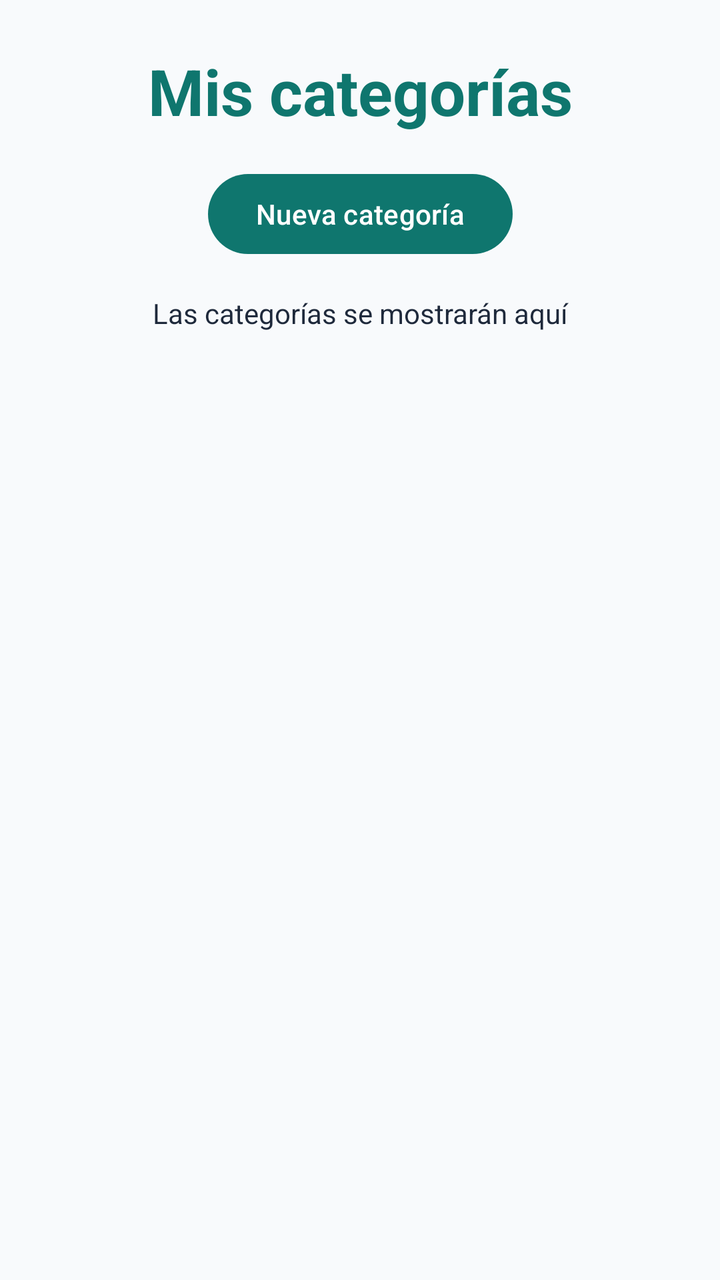
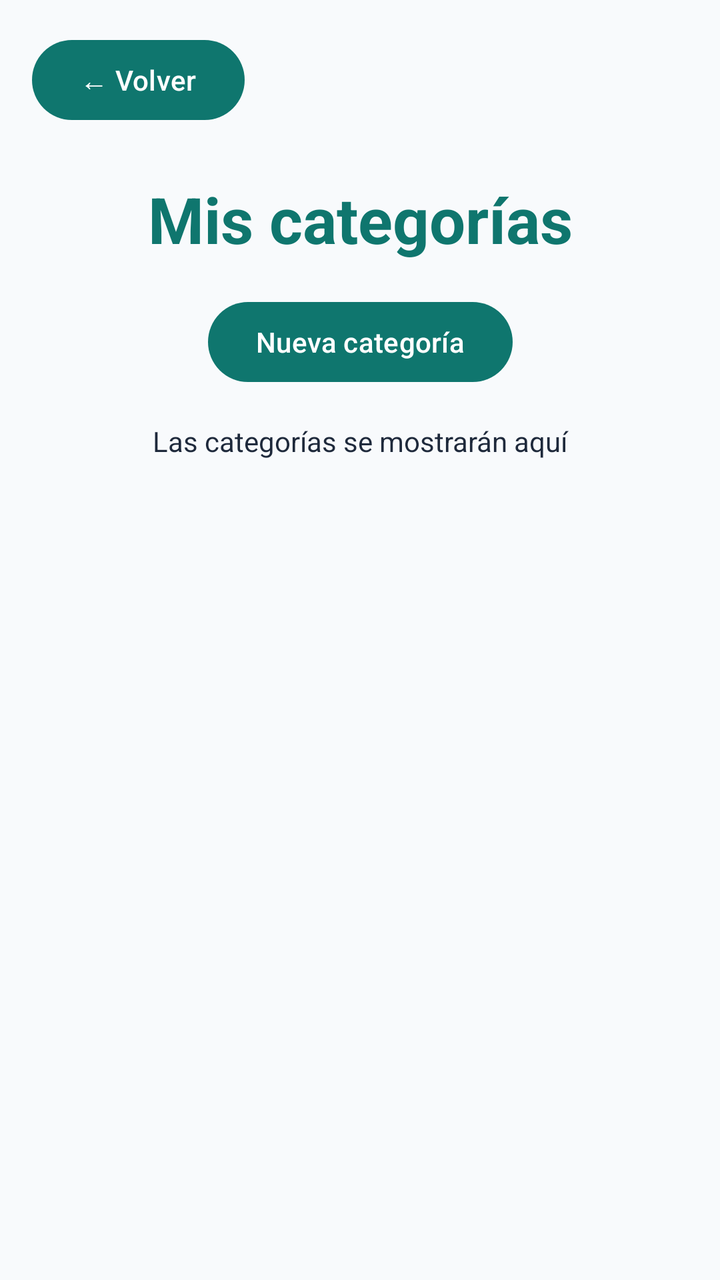

Two renders of the same Android screen: before a commit and after it. Below are the layout's source before the change and the commit's diff.
<!-- AndroidManifest.xml: application theme Theme.OrganizaMe -->
<!-- res/layout/actividad_categorias.xml -->
<?xml version="1.0" encoding="utf-8"?>
<androidx.constraintlayout.widget.ConstraintLayout
    xmlns:android="http://schemas.android.com/apk/res/android"
    xmlns:app="http://schemas.android.com/apk/res-auto"
    android:id="@+id/main"
    android:layout_width="match_parent"
    android:layout_height="match_parent"
    android:background="@color/background">

    <TextView
        android:id="@+id/tituloCategorias"
        android:layout_width="wrap_content"
        android:layout_height="wrap_content"
        android:layout_marginTop="24dp"
        android:text="Mis categorías"
        android:textAppearance="@style/TextAppearance.Material3.HeadlineLarge"
        android:textColor="@color/primary"
        android:textStyle="bold"
        app:layout_constraintTop_toTopOf="parent"
        app:layout_constraintStart_toStartOf="parent"
        app:layout_constraintEnd_toEndOf="parent" />

    <Button
        android:id="@+id/btnNuevaCategoria"
        android:layout_width="wrap_content"
        android:layout_height="wrap_content"
        android:layout_marginTop="16dp"
        android:text="Nueva categoría"
        app:layout_constraintTop_toBottomOf="@id/tituloCategorias"
        app:layout_constraintStart_toStartOf="parent"
        app:layout_constraintEnd_toEndOf="parent" />

    <TextView
        android:id="@+id/textoEstadoCategorias"
        android:layout_width="0dp"
        android:layout_height="wrap_content"
        android:layout_marginTop="16dp"
        android:gravity="center"
        android:text="Las categorías se mostrarán aquí"
        android:textColor="@color/on_background"
        app:layout_constraintTop_toBottomOf="@id/btnNuevaCategoria"
        app:layout_constraintStart_toStartOf="parent"
        app:layout_constraintEnd_toEndOf="parent" />

    <androidx.recyclerview.widget.RecyclerView
        android:id="@+id/listaCategorias"
        android:layout_width="0dp"
        android:layout_height="0dp"
        android:layout_marginTop="16dp"
        android:padding="16dp"
        app:layout_constraintTop_toBottomOf="@id/textoEstadoCategorias"
        app:layout_constraintBottom_toBottomOf="parent"
        app:layout_constraintStart_toStartOf="parent"
        app:layout_constraintEnd_toEndOf="parent" />

</androidx.constraintlayout.widget.ConstraintLayout>
<!-- resources referenced by this layout -->
<resources>
  <color name="background">#F8FAFC</color>
  <color name="on_background">#1E293B</color>
  <color name="primary">#0F766E</color>
  <style name="Theme.OrganizaMe" parent="Theme.Material3.DayNight.NoActionBar">
          <item name="colorPrimary">@color/primary</item>
          <item name="colorPrimaryDark">@color/primary_dark</item>
          <item name="colorSecondary">@color/secondary</item>
          <item name="android:windowLightStatusBar">true</item>
          <item name="android:navigationBarColor">@color/background</item>
          <item name="android:windowBackground">@color/background</item>
      </style>
  <color name="primary_dark">#134E4A</color>
  <color name="secondary">#2563EB</color>
</resources>

<!-- the commit's change to res/layout/actividad_categorias.xml (unified diff, before → after) -->
@@ -16,7 +16,7 @@
         android:textAppearance="@style/TextAppearance.Material3.HeadlineLarge"
         android:textColor="@color/primary"
         android:textStyle="bold"
-        app:layout_constraintTop_toTopOf="parent"
+        app:layout_constraintTop_toBottomOf="@id/btnVolverCategorias"
         app:layout_constraintStart_toStartOf="parent"
         app:layout_constraintEnd_toEndOf="parent" />
 
@@ -53,4 +53,14 @@
         app:layout_constraintStart_toStartOf="parent"
         app:layout_constraintEnd_toEndOf="parent" />
 
+    <Button
+        android:id="@+id/btnVolverCategorias"
+        android:layout_width="wrap_content"
+        android:layout_height="wrap_content"
+        android:layout_marginStart="16dp"
+        android:layout_marginTop="16dp"
+        android:text="← Volver"
+        app:layout_constraintStart_toStartOf="parent"
+        app:layout_constraintTop_toTopOf="parent" />
+
 </androidx.constraintlayout.widget.ConstraintLayout>
